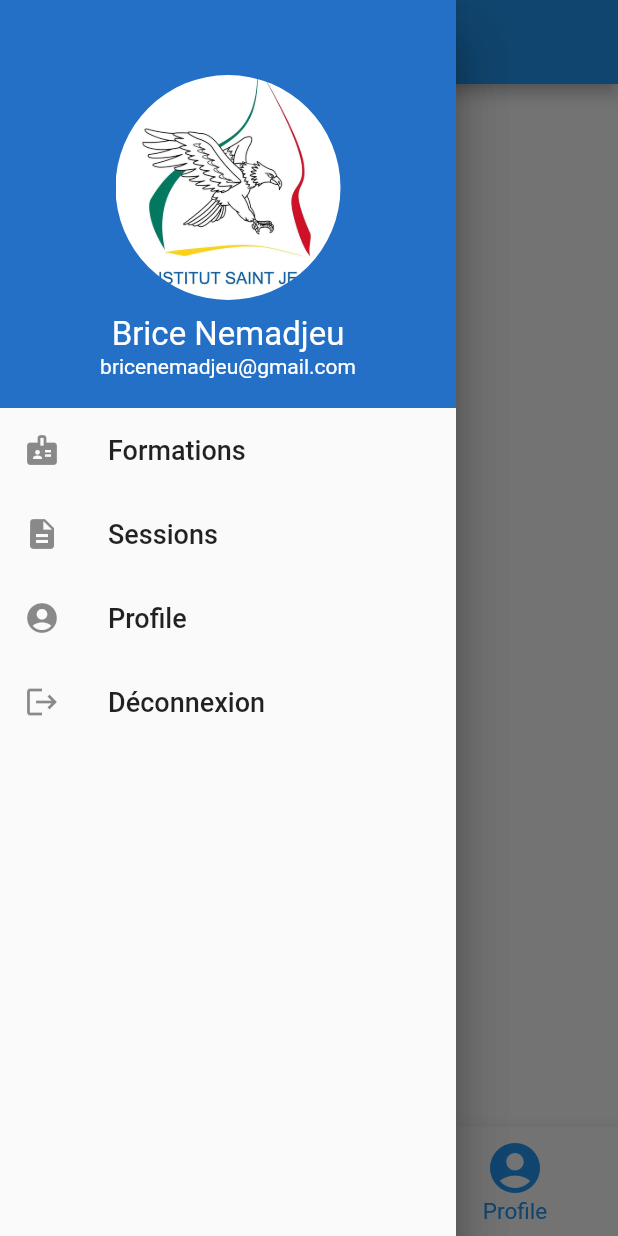
After one commit to Brice-dylane/projet_isi, a Flutter app: the MainPage screen opened directly, item 3 of the bottom bar chosen, with the side drawer open, on a phone screen of 412 x 824 dp. The commit adds this screen. Run offline on Flutter 3.47's test engine with Material 2 defaults, Android fonts, the phone set to English and light mode, and no system bars; our stand-ins replace convert, email_validator, select_form_field; network calls fail.

Commit message:
update mainPage.dart

```diff
--- /dev/null
+++ b/lib/ui_utilisateur/mainPage.dart
@@ -0,0 +1,171 @@
+import 'package:flutter/material.dart';
+import 'package:projet_isi/constants.dart';
+import 'package:projet_isi/entite/formation.dart';
+import '../api_manager.dart';
+import 'menu.dart';
+
+
+class MainPage extends StatefulWidget{
+  @override
+  _MainPage createState() => _MainPage();
+}
+
+class _MainPage extends State<MainPage>{
+  int _currentIndex = 0;
+  final tabs = [
+
+    SingleChildScrollView(
+      child: Center(
+        child: Column(
+          children: <Widget>[
+            Center(child: Text('Mes formations', style: TextStyle(fontSize: 25.0, color: Colors.white))),
+            Container(
+              margin: EdgeInsets.only(top: 20.0,left: 20.0, right: 20.0),
+              child: Row(
+                children: <Widget>[
+                  Container(
+                    padding: EdgeInsets.all(20.0),
+                    color: Colors.teal,
+                    child: Column(
+                      children: <Widget>[
+                        Icon(Icons.refresh, size: 40.0, color: Colors.white,),
+                        Text('2 Formation(s)', style: TextStyle(fontSize: 20.0, color: Colors.white),),
+                        Text('Encours', style: TextStyle(fontSize: 15.0, color: Colors.white70),),
+                      ],
+                    ),
+                  ),
+                  Container(
+                    alignment: AlignmentDirectional.topEnd,
+                    padding: EdgeInsets.all(20.0),
+                    color: Colors.teal,
+                    child: Column(
+                      children: <Widget>[
+                        Icon(Icons.emoji_people, size: 40.0, color: Colors.white,),
+                        Text('1 Formation(s)', style: TextStyle(fontSize: 20.0, color: Colors.white),),
+                        Text('Terminée', style: TextStyle(fontSize: 15.0, color: Colors.white70),),
+                      ],
+                    ),
+                  )
+                ],
+              ),
+            ),
+            Container(
+              child: FutureBuilder(
+                future: fetchFormation(),
+                builder: (context, snapshot){
+                  if(snapshot.hasData){
+                    return ListView.builder(
+                        itemCount: snapshot.data.length,
+                        shrinkWrap: true,
+                        itemBuilder:(BuildContext context, index){
+                          Formation formation = snapshot.data[index];
+                          return Card(
+                            elevation: 10.0,
+                            margin: EdgeInsets.only(top: 20.0,left: 20.0, right: 20.0),
+                            color: mainColor,
+                            child: Container(
+                              margin: EdgeInsets.all(15.0),
+                              child: Column(
+                                mainAxisAlignment: MainAxisAlignment.spaceBetween,
+                                crossAxisAlignment: CrossAxisAlignment.start,
+                                children: <Widget>[
+                                  Row(
+                                    children: <Widget>[
+                                      Icon(Icons.badge,size: 20.0, color: Colors.white),
+                                      Text(' ${formation.titre}'.toUpperCase(),style: TextStyle(fontSize: 20.0, color: Colors.white))
+                                    ],
+                                  ),
+
+                                  Container(margin: EdgeInsets.only(top: 10.0, bottom: 10.0)),
+                                  Text('${formation.description}',style: TextStyle(fontSize: 15.0, color: Colors.white)),
+                                  Container(
+                                      margin: EdgeInsets.only(top: 5.0,left: 0.0),
+                                      child:
+                                      Text('Activer',style: TextStyle(fontSize: 10.0, color: Colors.white))
+                                  ),
+                                  Container(
+                                    alignment: Alignment.bottomRight,
+                                        child: RaisedButton(
+                                          elevation: 5.0,
+                                          color: Colors.white,
+                                          shape: RoundedRectangleBorder(
+                                            borderRadius: BorderRadius.circular(30.0),
+                                          ),
+                                          onPressed: () {
+
+                                          },
+                                          child: Text(
+                                            "Choisir >",
+                                            style: TextStyle(
+                                              color: mainColor,
+                                              letterSpacing: 1.5,
+                                              fontSize: 15.0,
+                                            ),
+                                          ),
+                                        ),
+                                  )
+                                ],
+                              ),
+                            ),
+                          );
+                        }
+                    );
+                  }
+                  return CircularProgressIndicator();
+                },
+              ),
+            )
+
+          ],
+        ),
+      ),
+    ),
+    Center(child: Text('Formations ISJ')),
+    Center(child: Text('Paramètres'))
+  ];
+
+
+  @override
+  Widget build(BuildContext context) {
+    return new Scaffold(
+      appBar: new AppBar(
+        title: Text('Apply to ISJ - Formations'),
+      ),
+      body: tabs[_currentIndex],
+      bottomNavigationBar: BottomNavigationBar(
+        currentIndex: _currentIndex,
+        type: BottomNavigationBarType.fixed,
+        iconSize: 40.0,
+        selectedFontSize: 15.0,
+        items: [
+          BottomNavigationBarItem(
+              icon: Icon(Icons.badge),
+            title: Text('Mes formations'),
+            backgroundColor: mainColor
+          ),
+          BottomNavigationBarItem(
+              icon: Icon(Icons.list),
+              title: Text('Formations ISJ'),
+              backgroundColor: mainColor
+          ),
+          BottomNavigationBarItem(
+              icon: Icon(Icons.account_circle),
+              title: Text('Profile'),
+              backgroundColor: mainColor
+          ),
+        ],
+        onTap: (index){
+          setState(() {
+            _currentIndex = index;
+          });
+        },
+      ),
+      drawer: Drawer(
+        child: MenuUser(),
+      ),
+    );
+  }
+
+
+
+}
--- /dev/null
+++ b/lib/ui_utilisateur/menu.dart
@@ -0,0 +1,94 @@
+import 'package:flutter/material.dart';
+import 'package:projet_isi/connexion.dart';
+import 'package:projet_isi/ui_utilisateur/mainPage.dart';
+import 'package:projet_isi/ui_utilisateur/parametreUser.dart';
+
+import '../constants.dart';
+
+class MenuUser extends StatelessWidget{
+  @override
+  Widget build(BuildContext context) {
+    return Drawer(
+      child: Column(
+        children: <Widget>[
+          Container(
+            width: double.infinity,
+            padding: EdgeInsets.all(20),
+            color: mainColor,
+            child: Center(
+              child: Column(
+                children: <Widget>[
+                  Container(
+                    width: 150.0,
+                    height: 150.0,
+                    margin: EdgeInsets.only(top: 30.0,bottom: 10.0),
+                    decoration: BoxDecoration(
+                      shape: BoxShape.circle,
+                      image: DecorationImage(image: AssetImage('assets/logo.png'), fit: BoxFit.fill),
+
+                    ),
+                  ),
+                  Text(
+                    'Brice Nemadjeu',
+                    style: TextStyle(
+                        fontSize: 22.0,
+                        color: Colors.white
+                    ),
+                  ),
+                  Text(
+                    'bricenemadjeu@gmail.com',
+                    style: TextStyle(
+                        color: Colors.white
+                    ),
+                  )
+                ],
+              ),
+            ),
+          ),
+          ListTile(
+            leading: Icon(Icons.badge),
+            title: Text(
+              'Formations',
+              style: TextStyle(fontSize: 18.0),
+            ),
+            onTap: (){
+              Navigator.push(context, new MaterialPageRoute(builder: (BuildContext context) => MainPage()
+              ));
+            },
+          ),
+          ListTile(
+            leading: Icon(Icons.description),
+            title: Text(
+              'Sessions',
+              style: TextStyle(fontSize: 18.0),
+            ),
+            onTap: null,
+          ),
+          ListTile(
+            leading: Icon(Icons.account_circle),
+            title: Text(
+              'Profile',
+              style: TextStyle(fontSize: 18.0),
+            ),
+            onTap: (){
+              Navigator.push(context, new MaterialPageRoute(builder: (BuildContext context) => Parametre()
+              ));
+            },
+          ),
+          ListTile(
+            leading: Icon(Icons.logout),
+            title: Text(
+              'Déconnexion',
+              style: TextStyle(fontSize: 18.0),
+            ),
+            onTap: (){
+              Navigator.push(context, new MaterialPageRoute(builder: (BuildContext context) => LoginPage()
+              ));
+            },
+          ),
+        ],
+      ),
+    );
+  }
+
+}
```
Also changed, not shown: lib/connexion.dart (+7 -1 lines), lib/entite/insertUser.dart (added, +41 -0 lines), lib/ui_utilisateur/parametreUser.dart (added, +392 -0 lines).
